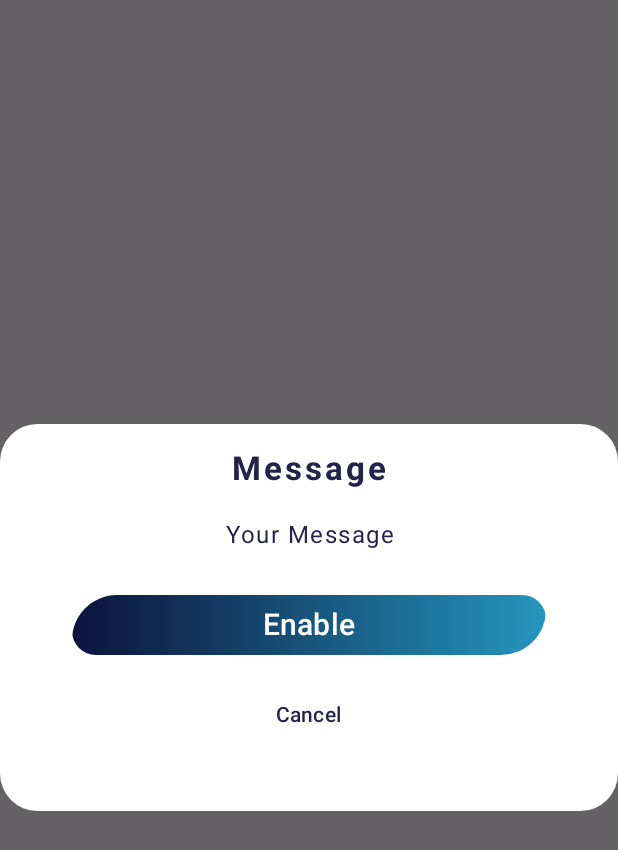
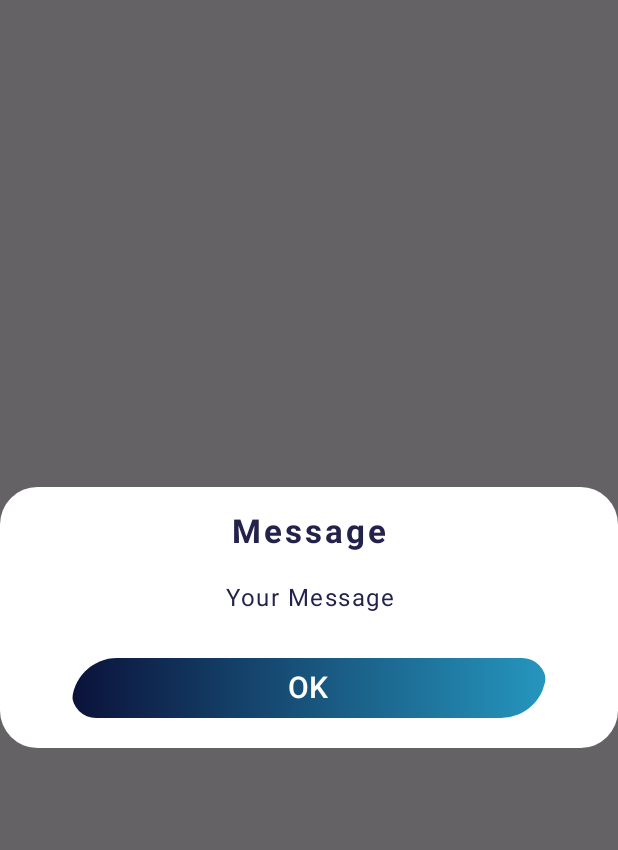
Before and after one commit to lynnemunini/forecast-app, an Android app built with Jetpack Compose: the composable CustomDialog shown on its own in the app's theme, on a phone screen of 412 x 824 dp. Shown: the top 850 px of the screen. Run offline under Robolectric (Android 15) with nearby library versions, the phone set to English and light mode, and no system bars.

```diff
--- a/app/src/main/java/com/grayseal/forecastapp/location/CustomDialogLocation.kt
+++ b/app/src/main/java/com/grayseal/forecastapp/location/CustomDialog.kt
@@ -1,19 +1,20 @@
 package com.grayseal.forecastapp.location
 
-import android.widget.Toast
 import androidx.compose.foundation.background
 import androidx.compose.foundation.layout.*
 import androidx.compose.foundation.rememberScrollState
 import androidx.compose.foundation.shape.RoundedCornerShape
 import androidx.compose.foundation.verticalScroll
-import androidx.compose.material3.*
+import androidx.compose.material3.Button
+import androidx.compose.material3.ButtonDefaults
+import androidx.compose.material3.MaterialTheme
+import androidx.compose.material3.Text
 import androidx.compose.runtime.Composable
 import androidx.compose.runtime.MutableState
 import androidx.compose.ui.Alignment
 import androidx.compose.ui.Modifier
 import androidx.compose.ui.graphics.Brush
 import androidx.compose.ui.graphics.Color
-import androidx.compose.ui.platform.LocalContext
 import androidx.compose.ui.text.font.FontWeight
 import androidx.compose.ui.text.style.TextAlign
 import androidx.compose.ui.unit.dp
@@ -22,15 +23,13 @@ import androidx.compose.ui.window.Dialog
 
 
 @Composable
-fun CustomDialogLocation(
+fun CustomDialog(
     title: String? = "Message",
     desc: String? = "Your Message",
     enableLocation: MutableState<Boolean>,
-    onClick: () -> Unit
 ) {
-    val context = LocalContext.current
     Dialog(
-        onDismissRequest = { enableLocation.value = false }
+        onDismissRequest = { enableLocation.value = true }
     ) {
         Box(
             modifier = Modifier
@@ -49,7 +48,7 @@ fun CustomDialogLocation(
                 horizontalAlignment = Alignment.CenterHorizontally
             ) {
 
-                //.........................Text: title
+                // title
                 Text(
                     text = title!!,
                     textAlign = TextAlign.Center,
@@ -85,7 +84,9 @@ fun CustomDialogLocation(
                     modifier = Modifier
                         .fillMaxWidth()
                         .padding(start = 32.dp, end = 32.dp),
-                    onClick = onClick,
+                    onClick = {
+                        enableLocation.value = true
+                    },
                     contentPadding = PaddingValues(),
                     colors = ButtonDefaults.buttonColors(
                         containerColor = Color.Transparent
@@ -104,34 +105,13 @@ fun CustomDialogLocation(
                         contentAlignment = Alignment.Center
                     ) {
                         Text(
-                            text = "Enable",
+                            text = "OK",
                             fontSize = 20.sp,
                             color = Color.White
                         )
                     }
                 }
 
-
-                Spacer(modifier = Modifier.height(12.dp))
-
-
-                TextButton(onClick = {
-                    enableLocation.value = false
-                    Toast.makeText(
-                        context,
-                        "Permission to access location denied",
-                        Toast.LENGTH_LONG
-                    ).show()
-                }) {
-                    Text(
-                        "Cancel",
-                        style = MaterialTheme.typography.labelLarge,
-                        color = Color(0xFF23224a)
-                    )
-                }
-
-                Spacer(modifier = Modifier.height(24.dp))
-
             }
         }
     }
```
Also changed, not shown: app/src/main/java/com/grayseal/forecastapp/MainActivity.kt (+16 -0 lines).
